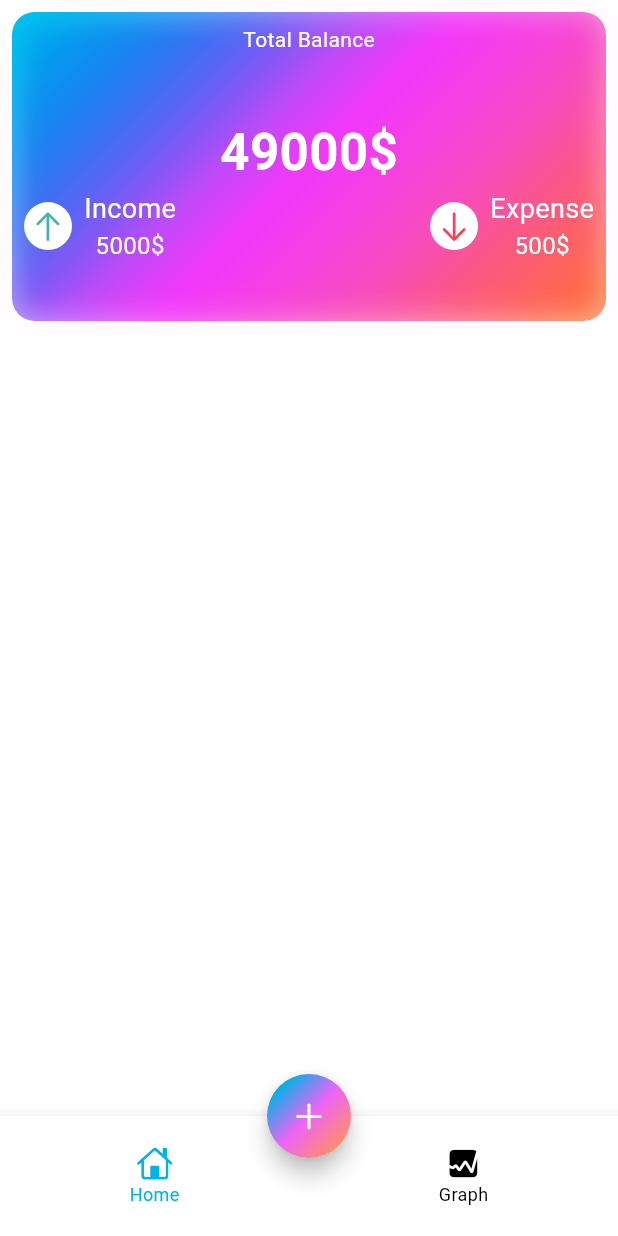
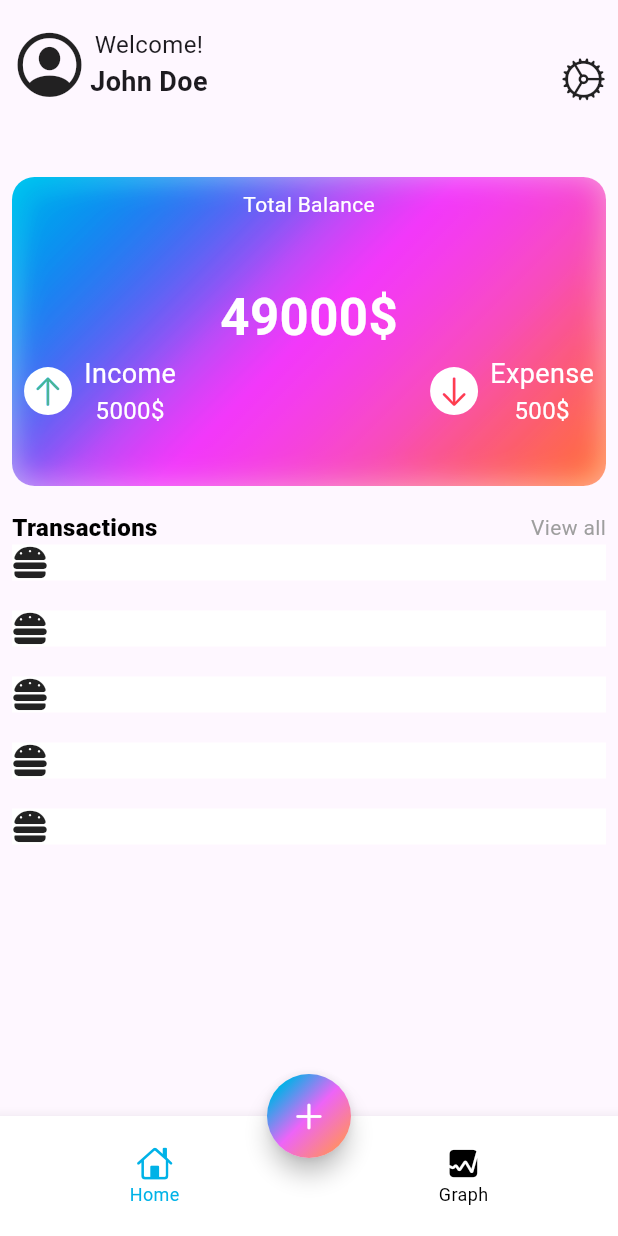
Before and after one commit to sourabhappdev/expense_tracker_flutter, a Flutter app: the screen it shows after launch, on a phone screen of 412 x 824 dp. Run offline on Flutter 3.47's test engine with Material 3 defaults, Android fonts, the phone set to English and light mode, and no system bars; our stand-ins replace font_awesome_flutter.

Commit message:
[Add] widgets in home screen ui

```diff
--- a/lib/app/module/home/view/home_screen.dart
+++ b/lib/app/module/home/view/home_screen.dart
@@ -2,6 +2,8 @@ import 'dart:math';
 
 import 'package:expense_tracker/app/core/constants/constant.dart';
 import 'package:expense_tracker/app/module/home/view/widgets/money_info_card_widget.dart';
+import 'package:expense_tracker/app/module/home/view/widgets/transaction_widget.dart';
+import 'package:expense_tracker/app/module/home/view/widgets/user_profile_widget.dart';
 import 'package:flutter/cupertino.dart';
 import 'package:flutter/material.dart';
 
@@ -23,12 +25,46 @@ class _HomeScreenState extends State<HomeScreen> {
     return SafeArea(
       child: Scaffold(
         // backgroundColor: Colors.black,
-        body: const Padding(
-          padding: EdgeInsets.all(8.0),
+        body: Padding(
+          padding: const EdgeInsets.all(8.0),
           child: Column(
             mainAxisAlignment: MainAxisAlignment.start,
             children: [
-              MoneyInfoCardWidget(),
+              const SizedBox(
+                height: 10,
+              ),
+              const UserProfileWidget(),
+              const SizedBox(
+                height: 50,
+              ),
+              const MoneyInfoCardWidget(),
+              const SizedBox(
+                height: 16,
+              ),
+              const Row(
+                mainAxisAlignment: MainAxisAlignment.spaceBetween,
+                children: [
+                  Text(
+                    "Transactions",
+                    style: TextStyle(
+                        fontSize: 16,
+                        fontWeight: FontWeight.w900,
+                        color: Colors.black),
+                  ),
+                  Text(
+                    "View all",
+                    style: TextStyle(color: Colors.grey),
+                  )
+                ],
+              ),
+              Expanded(
+                child: ListView.separated(
+                    itemBuilder: (context, index) => const TransactionWidget(),
+                    separatorBuilder: (context, index) => const SizedBox(
+                          height: 20,
+                        ),
+                    itemCount: 5),
+              )
             ],
           ),
         ),
--- a/lib/app/module/home/view/widgets/money_info_card_widget.dart
+++ b/lib/app/module/home/view/widgets/money_info_card_widget.dart
@@ -1,6 +1,7 @@
 import 'dart:math';
-import 'dart:ui'; // Import the dart:ui package for the ImageFilter class
+import 'dart:ui';
 
+import 'package:expense_tracker/app/module/home/view/widgets/spending_widget.dart';
 import 'package:flutter/cupertino.dart';
 import 'package:flutter/material.dart';
 
@@ -30,12 +31,14 @@ class MoneyInfoCardWidget extends StatelessWidget {
             ),
           ),
         ),
-        BackdropFilter(
+        SizedBox(
+          width: MediaQuery.of(context).size.width,
+          height: MediaQuery.of(context).size.width / 2,
+          child: ClipRRect(
+            borderRadius: const BorderRadius.all(Radius.circular(15)),
+            child: BackdropFilter(
               filter: ImageFilter.blur(sigmaX: 10, sigmaY: 10),
               blendMode: BlendMode.hardLight,
-          child: SizedBox(
-            width: MediaQuery.of(context).size.width,
-            height: MediaQuery.of(context).size.width / 2,
               child: DecoratedBox(
                 decoration: BoxDecoration(
                   color: Colors.black.withOpacity(
@@ -85,53 +88,6 @@ class MoneyInfoCardWidget extends StatelessWidget {
               ),
             ),
           ),
-      ],
-    );
-  }
-}
-
-class SpendingWidget extends StatelessWidget {
-  final String amount, title;
-  final IconData iconData;
-  final Color color;
-  const SpendingWidget({
-    super.key,
-    required this.amount,
-    required this.title,
-    required this.iconData,
-    required this.color,
-  });
-
-  @override
-  Widget build(BuildContext context) {
-    return Row(
-      children: [
-        DecoratedBox(
-          decoration: const BoxDecoration(
-            color: Colors.white,
-            shape: BoxShape.circle,
-          ),
-          child: Padding(
-            padding: const EdgeInsets.all(4.0),
-            child: Icon(
-              iconData,
-              color: color,
-              size: 24,
-            ),
-          ),
-        ),
-        const SizedBox(width: 8),
-        Column(
-          children: [
-            Text(
-              title,
-              style: const TextStyle(fontSize: 18, color: Colors.white),
-            ),
-            Text(
-              "$amount\$",
-              style: const TextStyle(fontSize: 16, color: Colors.white),
-            )
-          ],
         ),
       ],
     );
--- /dev/null
+++ b/lib/app/module/home/view/widgets/spending_widget.dart
@@ -0,0 +1,49 @@
+import 'package:flutter/material.dart';
+
+class SpendingWidget extends StatelessWidget {
+  final String amount, title;
+  final IconData iconData;
+  final Color color;
+  const SpendingWidget({
+    super.key,
+    required this.amount,
+    required this.title,
+    required this.iconData,
+    required this.color,
+  });
+
+  @override
+  Widget build(BuildContext context) {
+    return Row(
+      children: [
+        DecoratedBox(
+          decoration: const BoxDecoration(
+            color: Colors.white,
+            shape: BoxShape.circle,
+          ),
+          child: Padding(
+            padding: const EdgeInsets.all(4.0),
+            child: Icon(
+              iconData,
+              color: color,
+              size: 24,
+            ),
+          ),
+        ),
+        const SizedBox(width: 8),
+        Column(
+          children: [
+            Text(
+              title,
+              style: const TextStyle(fontSize: 18, color: Colors.white),
+            ),
+            Text(
+              "$amount\$",
+              style: const TextStyle(fontSize: 16, color: Colors.white),
+            )
+          ],
+        ),
+      ],
+    );
+  }
+}
--- /dev/null
+++ b/lib/app/module/home/view/widgets/transaction_widget.dart
@@ -0,0 +1,18 @@
+import 'package:flutter/cupertino.dart';
+import 'package:font_awesome_flutter/font_awesome_flutter.dart';
+
+class TransactionWidget extends StatelessWidget {
+  const TransactionWidget({super.key});
+
+  @override
+  Widget build(BuildContext context) {
+    return const DecoratedBox(
+      decoration: BoxDecoration(
+        color: CupertinoColors.white,
+      ),
+      child: Row(
+        children: [FaIcon(FontAwesomeIcons.burger)],
+      ),
+    );
+  }
+}
--- /dev/null
+++ b/lib/app/module/home/view/widgets/user_profile_widget.dart
@@ -0,0 +1,44 @@
+import 'package:flutter/cupertino.dart';
+
+class UserProfileWidget extends StatelessWidget {
+  const UserProfileWidget({
+    super.key,
+  });
+
+  @override
+  Widget build(BuildContext context) {
+    return const Row(
+      mainAxisAlignment: MainAxisAlignment.spaceBetween,
+      crossAxisAlignment: CrossAxisAlignment.end,
+      children: [
+        Row(
+          children: [
+            Icon(
+              CupertinoIcons.profile_circled,
+              size: 50,
+            ),
+            SizedBox(
+              width: 2,
+            ),
+            Column(
+              children: [
+                Text(
+                  "Welcome!",
+                  style: TextStyle(fontSize: 16),
+                ),
+                Text(
+                  "John Doe",
+                  style: TextStyle(fontSize: 18, fontWeight: FontWeight.w700),
+                )
+              ],
+            ),
+          ],
+        ),
+        Icon(
+          CupertinoIcons.settings,
+          size: 30,
+        ),
+      ],
+    );
+  }
+}
--- a/pubspec.yaml
+++ b/pubspec.yaml
@@ -35,6 +35,11 @@ dependencies:
   # The following adds the Cupertino Icons font to your application.
   # Use with the CupertinoIcons class for iOS style icons.
   cupertino_icons: ^1.0.6
+  google_fonts: ^6.2.1
+  bloc: ^8.1.4
+  flutter_bloc: ^8.1.6
+  supabase: ^2.2.7
+  font_awesome_flutter: ^10.7.0
 
 dev_dependencies:
   flutter_test:
```
Also changed, not shown: pubspec.lock. Lines whose indentation alone changed are shown as unchanged.
